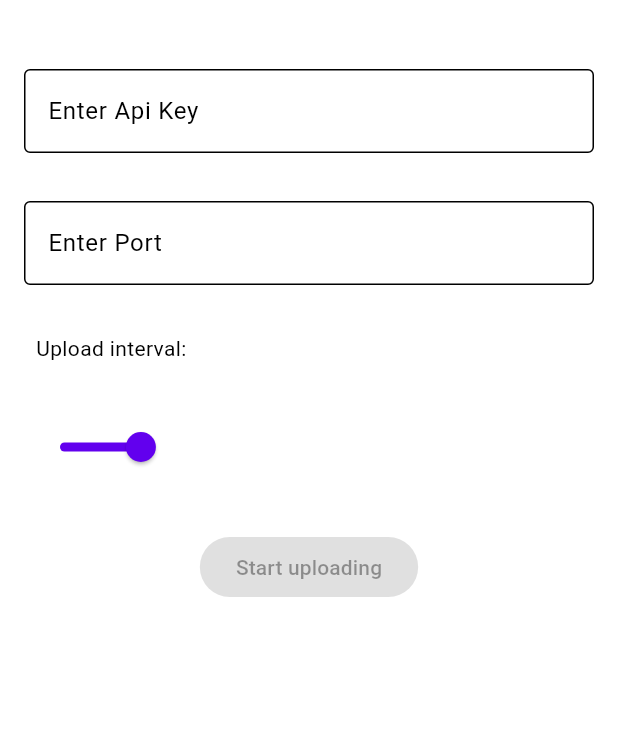
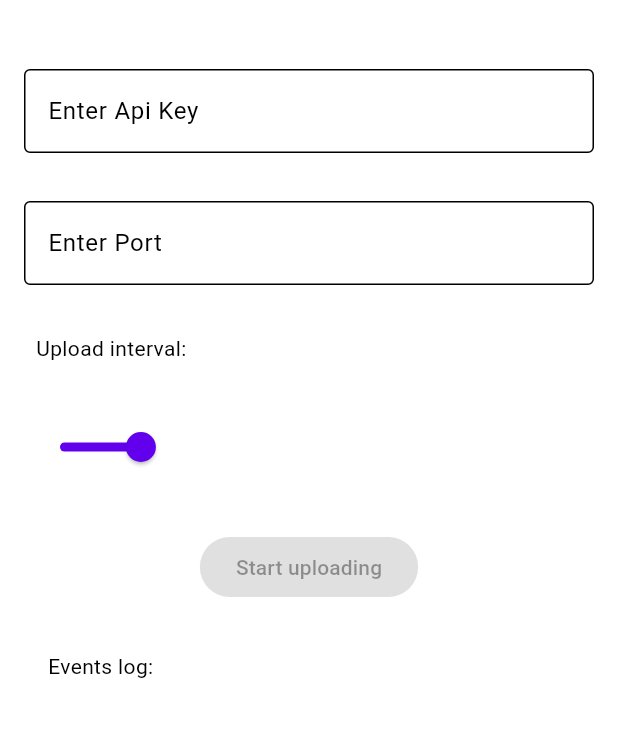
Before and after one commit to yogevm15/sidroid_oresults_connector, a Flutter app: the screen it shows after launch, on a phone screen of 412 x 824 dp, the part 63-800 px from its top. Run offline on Flutter 3.47's test engine with Material 2 defaults, Android fonts, the phone set to English and light mode, and no system bars; drawn by our look-alikes of dynamic_color; missing offline and left inert: android_long_task.

Commit message:
Improved UI, deploy moved to alpha track

```diff
--- a/lib/main.dart
+++ b/lib/main.dart
@@ -195,6 +195,7 @@ class _MyHomePageState extends State<MyHomePage> {
                         child: const Text("Start uploading"),
                       ),
               ),
+              Container(alignment: AlignmentDirectional.topStart, padding: const EdgeInsets.symmetric(vertical: 16, horizontal: 32), child: const Text("Events log:")),
               Expanded(
                 child: Padding(
                     padding: const EdgeInsets.all(16.0),
--- a/pubspec.yaml
+++ b/pubspec.yaml
@@ -1,4 +1,4 @@
-name: sidroid_oresults_connector
+name: Connector
 description: Upload live results periodically from SIDroid to OResults.eu!
 # The following line prevents the package from being accidentally published to
 # pub.dev using `flutter pub publish`. This is preferred for private packages.
```
Also changed, not shown: .github/workflows/deploy.yaml.
